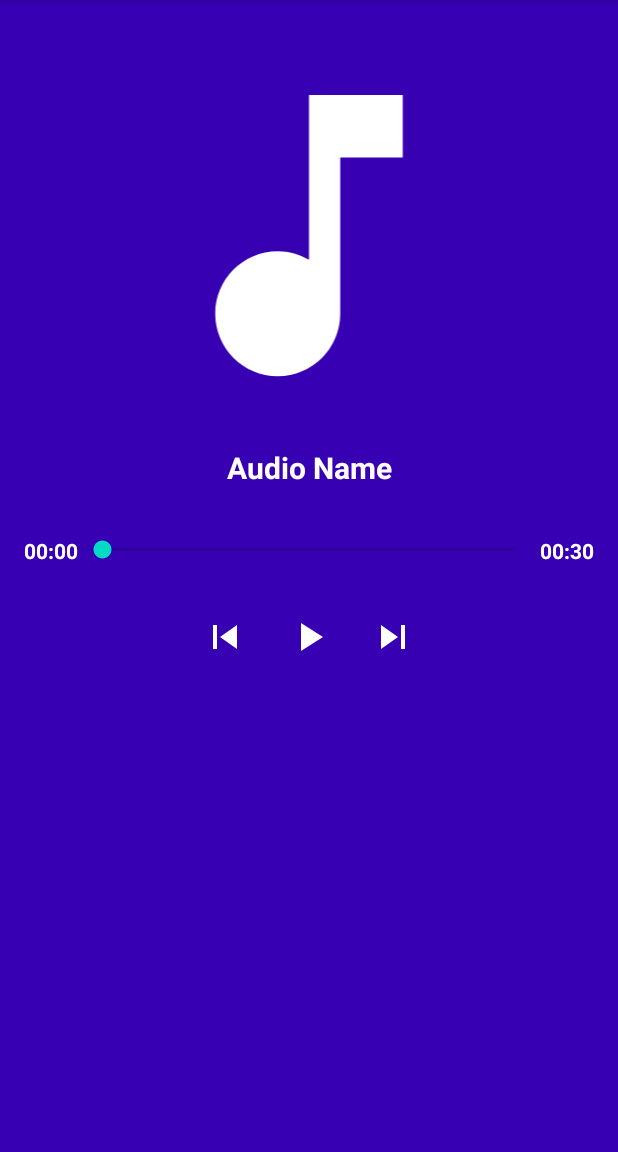
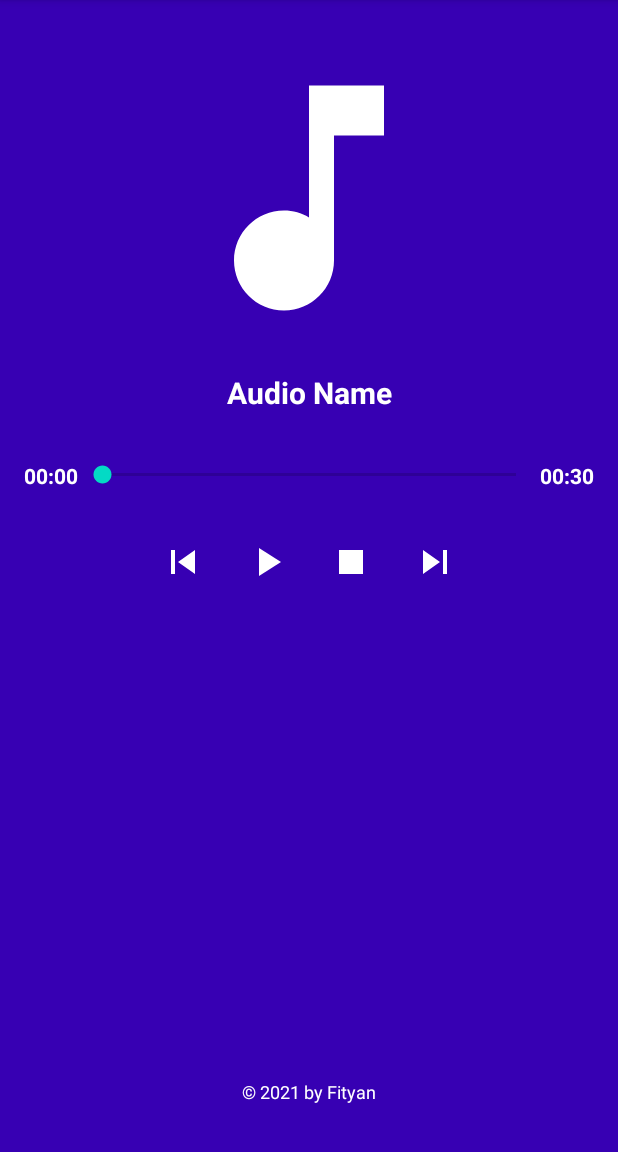
Before and after one commit to fityannugroho/audio-player, an Android app: the screen it shows after launch (MainActivity), on a phone screen of 412 x 824 dp, the part 84-1236 px from its top. Run offline under Robolectric (Android 15) with nearby library versions, the phone set to English and light mode, and no system bars.

Commit message:
add button stop

```diff
--- a/app/src/main/AndroidManifest.xml
+++ b/app/src/main/AndroidManifest.xml
@@ -8,7 +8,6 @@
         android:roundIcon="@mipmap/ic_launcher_round"
         android:supportsRtl="true"
         android:theme="@style/Theme.AudioPlayer"
-        android:fullBackupContent="@xml/backup_descriptor"
         android:allowBackup="false">
         <activity
             android:name=".MainActivity"
--- a/app/src/main/java/com/fityan/audioplayer/MainActivity.java
+++ b/app/src/main/java/com/fityan/audioplayer/MainActivity.java
@@ -11,14 +11,16 @@ import android.widget.TextView;
 
 import androidx.appcompat.app.AppCompatActivity;
 
+import java.io.IOException;
 import java.util.concurrent.TimeUnit;
 
 public class MainActivity extends AppCompatActivity {
     /* View properties */
     TextView tvAudioName, tvAudioPosition, tvAudioDuration;
     SeekBar seekBarAudio;
-    ImageButton btnPrevious, btnNext, btnPlay, btnPause;
+    ImageButton btnPrevious, btnNext, btnPlay, btnPause, btnStop;
 
+    /* Media player properties */
     MediaPlayer mediaPlayer;
     Handler handler = new Handler();
     Runnable runnable;
@@ -34,14 +36,16 @@ public class MainActivity extends AppCompatActivity {
         tvAudioPosition = findViewById(R.id.tvAudioPosition);
         tvAudioDuration = findViewById(R.id.tvAudioDuration);
         seekBarAudio = findViewById(R.id.seekBarAudio);
+        btnPlay = findViewById(R.id.btnPlay);
+        btnPause = findViewById(R.id.btnPause);
+        btnStop = findViewById(R.id.btnStop);
         btnPrevious = findViewById(R.id.btnPrevious);
         btnNext = findViewById(R.id.btnNext);
-        btnPlay = findViewById(R.id.btnPlay);
-        btnPause = findViewById(R.id.btnPause);
 
 
         /* Initialize media player */
-        mediaPlayer = MediaPlayer.create(this, R.raw.maroon5_girls_like_you);
+        mediaPlayer = MediaPlayer.create(getApplicationContext(), R.raw.maroon5_girls_like_you);
+
 
         /* Initialize runnable */
         runnable = new Runnable() {
@@ -52,12 +56,9 @@ public class MainActivity extends AppCompatActivity {
 
                 /* Handler post delay for 0.5s */
                 handler.postDelayed(this, 500);
-
-                /* Update the current position on display */
-                tvAudioPosition.setText(seekBarTimeFormat(
-                        mediaPlayer.getCurrentPosition()));
             }
         };
+
 
         /* Get duration of media player,
             Convert ms to minutes & seconds, then displaying it */
@@ -93,12 +94,33 @@ public class MainActivity extends AppCompatActivity {
         });
 
 
-        /* Previous Button */
+        /* When Stop Button is clicked */
+        btnStop.setOnClickListener(view -> {
+            /* Hide the Pause Button & show the Play Button */
+            showPlayButton();
+
+            /* Stop the media player & the handler */
+            mediaPlayer.stop();
+            handler.removeCallbacks(runnable);
+
+            /* Preparing the media player */
+            try {
+                mediaPlayer.prepare();
+                mediaPlayer.seekTo(0);
+            } catch (IOException e) {
+                e.printStackTrace();
+            }
+
+            handler.postDelayed(runnable, 500);
+        });
+
+
+        /* When Previous Button is clicked */
         btnPrevious.setOnClickListener(view -> {
         });
 
 
-        /* Next Button */
+        /* When Next Button is clicked */
         btnNext.setOnClickListener(view -> {
         });
 
@@ -110,11 +132,11 @@ public class MainActivity extends AppCompatActivity {
                 if (b) {
                     /* When drag on the seek bar, set progress to the seek bar */
                     mediaPlayer.seekTo(i);
+                }
 
-                    /* Update the current position on display */
-                    tvAudioPosition.setText(seekBarTimeFormat(
-                            mediaPlayer.getCurrentPosition()));
-                }
+                /* Update the current position on display */
+                tvAudioPosition.setText(seekBarTimeFormat(
+                        mediaPlayer.getCurrentPosition()));
             }
 
             @Override
--- /dev/null
+++ b/app/src/main/res/drawable/ic_stop.xml
@@ -0,0 +1,5 @@
+<vector android:autoMirrored="true" android:height="32dp"
+    android:tint="#FFFFFF" android:viewportHeight="24"
+    android:viewportWidth="24" android:width="32dp" xmlns:android="http://schemas.android.com/apk/res/android">
+    <path android:fillColor="@android:color/white" android:pathData="M6,6h12v12H6z"/>
+</vector>
--- a/app/src/main/res/layout/activity_main.xml
+++ b/app/src/main/res/layout/activity_main.xml
@@ -1,16 +1,24 @@
 <?xml version="1.0" encoding="utf-8"?>
-<LinearLayout xmlns:android="http://schemas.android.com/apk/res/android"
+<androidx.constraintlayout.widget.ConstraintLayout xmlns:android="http://schemas.android.com/apk/res/android"
     xmlns:tools="http://schemas.android.com/tools"
     android:layout_width="match_parent"
     android:layout_height="match_parent"
-    android:orientation="vertical"
-    android:gravity="center_horizontal"
+    xmlns:app="http://schemas.android.com/apk/res-auto"
     android:background="@color/primary"
     tools:context=".MainActivity">
 
+    <LinearLayout
+        android:layout_width="match_parent"
+        android:layout_height="wrap_content"
+        android:orientation="vertical"
+        android:gravity="center_horizontal"
+        app:layout_constraintTop_toTopOf="parent"
+        app:layout_constraintStart_toStartOf="parent"
+        app:layout_constraintEnd_toEndOf="parent"
+        >
         <ImageView
             android:layout_width="match_parent"
-        android:layout_height="250dp"
+            android:layout_height="200dp"
             android:src="@drawable/ic_music_note"
             android:layout_marginTop="32dp"
             android:contentDescription="@string/desc_app_logo" />
@@ -94,6 +102,14 @@
                 android:contentDescription="@string/desc_btn_pause" />
 
             <ImageButton
+                android:id="@+id/btnStop"
+                android:layout_width="wrap_content"
+                android:layout_height="wrap_content"
+                style="@style/Widget.AppCompat.ActionButton.CloseMode"
+                android:src="@drawable/ic_stop"
+                android:contentDescription="@string/desc_btn_stop" />
+
+            <ImageButton
                 android:id="@+id/btnNext"
                 android:layout_width="wrap_content"
                 android:layout_height="wrap_content"
@@ -104,3 +120,18 @@
         </LinearLayout>
 
     </LinearLayout>
+
+    <TextView
+        android:layout_width="wrap_content"
+        android:layout_height="wrap_content"
+        android:gravity="bottom"
+        android:text="@string/tv_copyrights"
+        android:textSize="12sp"
+        android:textColor="@color/white"
+        app:layout_constraintBottom_toBottomOf="parent"
+        app:layout_constraintStart_toStartOf="parent"
+        app:layout_constraintEnd_toEndOf="parent"
+        android:layout_marginVertical="32dp"
+        />
+
+</androidx.constraintlayout.widget.ConstraintLayout>
--- a/app/src/main/res/values/strings.xml
+++ b/app/src/main/res/values/strings.xml
@@ -8,4 +8,6 @@
     <string name="desc_btn_prev">Go to previous song</string>
     <string name="desc_btn_play">Play this song</string>
     <string name="desc_btn_pause">Pause this song</string>
+    <string name="desc_btn_stop">Stop music</string>
+    <string name="tv_copyrights">&#169; 2021 by Fityan</string>
 </resources>
```
Also changed, not shown: app/src/main/java/com/fityan/audioplayer/MusicList.java (added, +35 -0 lines), 2 other files. Lines whose indentation alone changed are shown as unchanged.
